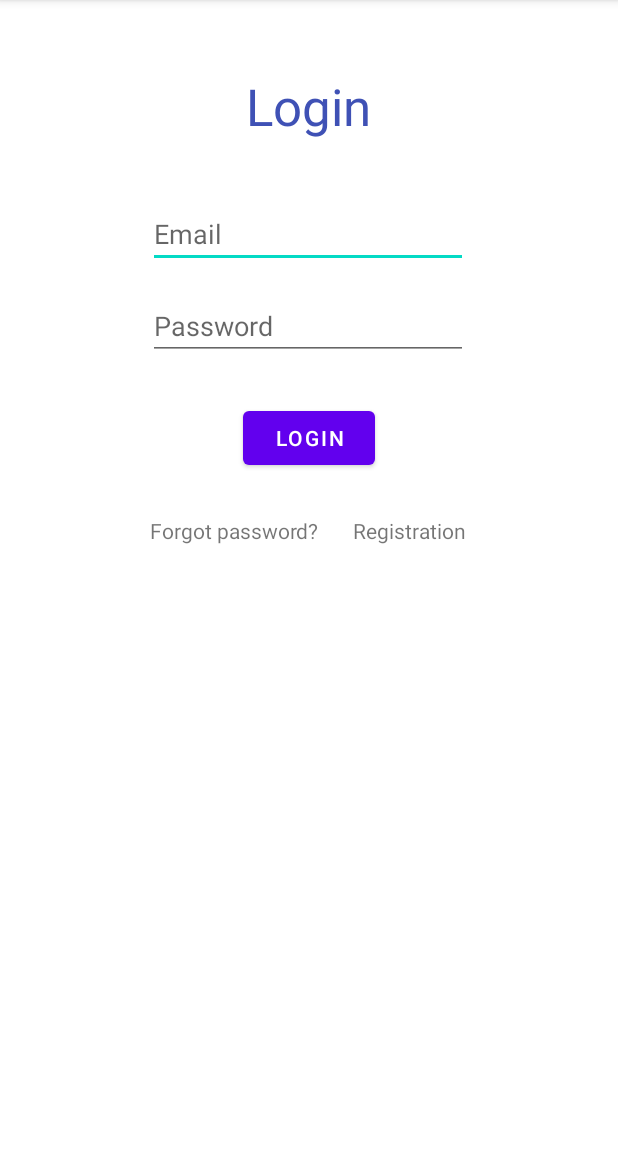
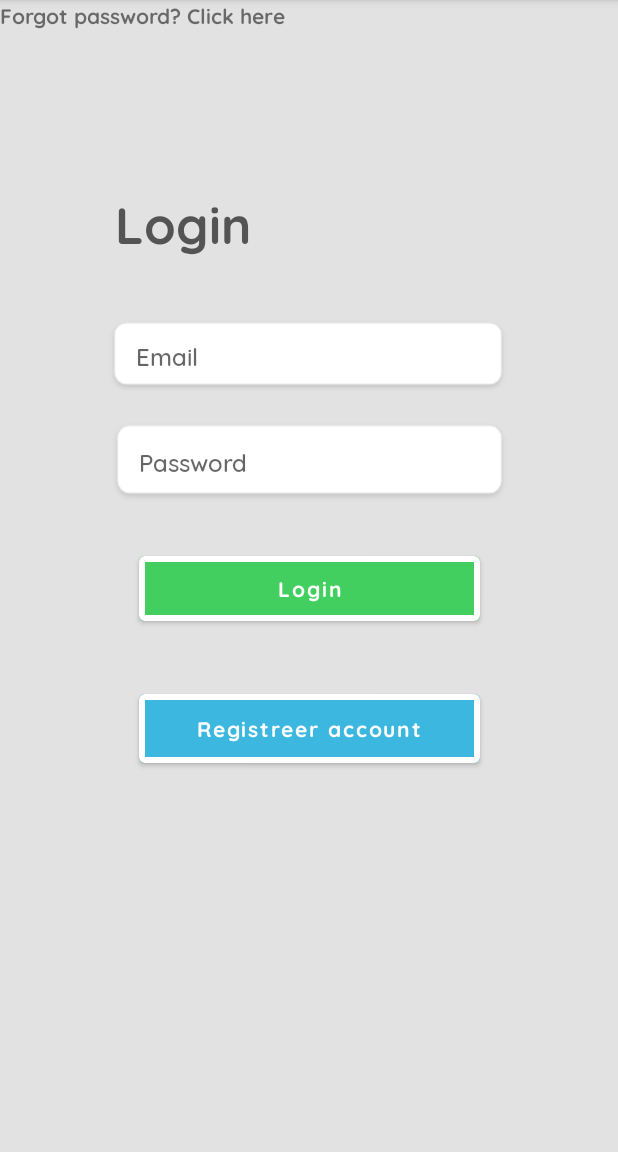
Before and after one commit to CMI-EMI-Op-Zuid/Prototype, an Android app: the screen it shows after launch (LoginActivity), on a phone screen of 412 x 824 dp, the part 84-1236 px from its top. Run offline under Robolectric (Android 15) with nearby library versions, the phone set to English and light mode, and no system bars; our stand-ins replace Firebase (no records; nobody signed in at launch, a user with empty details on screens opened directly).

Commit message:
Login page styling
Added styling to the login page

```diff
--- a/app/src/main/res/layout/activity_login.xml
+++ b/app/src/main/res/layout/activity_login.xml
@@ -4,29 +4,35 @@
     xmlns:tools="http://schemas.android.com/tools"
     android:layout_width="match_parent"
     android:layout_height="match_parent"
+    android:background="#E2E2E2"
     tools:context=".LoginActivity">
 
     <TextView
         android:id="@+id/loginTitle"
         android:layout_width="wrap_content"
         android:layout_height="wrap_content"
-        android:layout_marginTop="48dp"
+        android:layout_marginTop="124dp"
+        android:fontFamily="@font/quicksand_bold"
         android:text="Login"
         android:textAppearance="@style/TextAppearance.AppCompat.Display1"
-        android:textColor="#3F51B5"
+        android:textColor="#545454"
         app:layout_constraintEnd_toEndOf="parent"
-        app:layout_constraintHorizontal_bias="0.498"
+        app:layout_constraintHorizontal_bias="0.238"
         app:layout_constraintStart_toStartOf="parent"
         app:layout_constraintTop_toTopOf="parent" />
 
     <EditText
         android:id="@+id/editTextTextEmailAddress"
-        android:layout_width="wrap_content"
-        android:layout_height="wrap_content"
+        android:layout_width="269dp"
+        android:layout_height="52dp"
         android:layout_marginTop="40dp"
+        android:background="@drawable/input_bg"
         android:ems="10"
+        android:fontFamily="@font/quicksand_medium"
         android:hint="Email"
         android:inputType="textEmailAddress"
+        android:paddingLeft="20dp"
+        android:textSize="16sp"
         app:layout_constraintEnd_toEndOf="parent"
         app:layout_constraintHorizontal_bias="0.497"
         app:layout_constraintStart_toStartOf="parent"
@@ -34,48 +40,60 @@
 
     <Button
         android:id="@+id/loginButton"
-        android:layout_width="wrap_content"
-        android:layout_height="wrap_content"
+        android:layout_width="227dp"
+        android:layout_height="55dp"
         android:layout_marginTop="28dp"
+        android:backgroundTint="#43CF5F"
+        android:fontFamily="@font/quicksand_bold"
         android:text="Login"
+        android:textAllCaps="false"
         app:layout_constraintEnd_toEndOf="parent"
         app:layout_constraintStart_toStartOf="parent"
-        app:layout_constraintTop_toBottomOf="@+id/editTextTextPassword" />
+        app:layout_constraintTop_toBottomOf="@+id/editTextTextPassword"
+        app:strokeColor="#FFFFFF"
+        app:strokeWidth="6px" />
+
+    <Button
+        android:id="@+id/Registration"
+        android:layout_width="227dp"
+        android:layout_height="58dp"
+        android:backgroundTint="#3CB7DF"
+        android:fontFamily="@font/quicksand_bold"
+        android:text="Registreer account"
+        android:textAllCaps="false"
+        app:layout_constraintBottom_toBottomOf="parent"
+        app:layout_constraintEnd_toEndOf="parent"
+        app:layout_constraintStart_toStartOf="parent"
+        app:layout_constraintTop_toTopOf="parent"
+        app:layout_constraintVertical_bias="0.643"
+        app:strokeColor="#FFFFFF"
+        app:strokeWidth="6px" />
 
     <EditText
         android:id="@+id/editTextTextPassword"
-        android:layout_width="wrap_content"
-        android:layout_height="wrap_content"
+        android:layout_width="267dp"
+        android:layout_height="57dp"
         android:layout_marginTop="16dp"
+        android:background="@drawable/input_bg"
         android:ems="10"
+        android:fontFamily="@font/quicksand_medium"
         android:hint="Password"
         android:inputType="textPassword"
+        android:paddingLeft="20dp"
+        android:textSize="16sp"
         app:layout_constraintEnd_toEndOf="parent"
-        app:layout_constraintHorizontal_bias="0.497"
+        app:layout_constraintHorizontal_bias="0.503"
         app:layout_constraintStart_toStartOf="parent"
         app:layout_constraintTop_toBottomOf="@+id/editTextTextEmailAddress" />
-
-    <TextView
-        android:id="@+id/Registration"
-        android:layout_width="wrap_content"
-        android:layout_height="wrap_content"
-        android:layout_marginTop="28dp"
-        android:text="Registration"
-        app:layout_constraintEnd_toEndOf="parent"
-        app:layout_constraintHorizontal_bias="0.699"
-        app:layout_constraintStart_toStartOf="parent"
-        app:layout_constraintTop_toBottomOf="@+id/loginButton" />
 
     <TextView
         android:id="@+id/forgotPassword"
         android:layout_width="wrap_content"
         android:layout_height="wrap_content"
-        android:layout_marginTop="28dp"
-        android:text="Forgot password?"
-        app:layout_constraintEnd_toEndOf="parent"
-        app:layout_constraintHorizontal_bias="0.335"
-        app:layout_constraintStart_toStartOf="parent"
-        app:layout_constraintTop_toBottomOf="@+id/loginButton" />
+        android:fontFamily="@font/quicksand_bold"
+        android:text="Forgot password? Click here"
+        tools:layout_editor_absoluteX="110dp"
+        tools:layout_editor_absoluteY="528dp" />
 
     <ProgressBar
         android:id="@+id/progressBar"
--- a/app/src/main/res/layout/fragment_profile.xml
+++ b/app/src/main/res/layout/fragment_profile.xml
@@ -51,10 +51,9 @@
         android:textAllCaps="false"
         app:layout_constraintBottom_toBottomOf="parent"
         app:layout_constraintEnd_toEndOf="parent"
-        app:layout_constraintHorizontal_bias="0.487"
         app:layout_constraintStart_toStartOf="parent"
         app:layout_constraintTop_toTopOf="parent"
-        app:layout_constraintVertical_bias="0.942"
+        app:layout_constraintVertical_bias="0.911"
         app:strokeColor="#FFFFFF"
         app:strokeWidth="6px" />
 
@@ -69,7 +68,7 @@
         android:inputType="textPersonName"
         android:paddingLeft="15dp"
         android:paddingBottom="2dp"
-        android:textSize="14sp"
+        android:textSize="16sp"
         android:visibility="invisible"
         app:layout_constraintBottom_toBottomOf="parent"
         app:layout_constraintEnd_toEndOf="parent"
@@ -89,7 +88,7 @@
         android:inputType="number"
         android:paddingLeft="15dp"
         android:paddingBottom="2dp"
-        android:textSize="14sp"
+        android:textSize="16sp"
         android:visibility="invisible"
         app:layout_constraintBottom_toBottomOf="parent"
         app:layout_constraintEnd_toEndOf="parent"
@@ -122,7 +121,7 @@
         android:inputType="number"
         android:paddingLeft="15dp"
         android:paddingBottom="2dp"
-        android:textSize="14sp"
+        android:textSize="16sp"
         android:visibility="invisible"
         app:layout_constraintBottom_toBottomOf="parent"
         app:layout_constraintEnd_toEndOf="parent"
```
